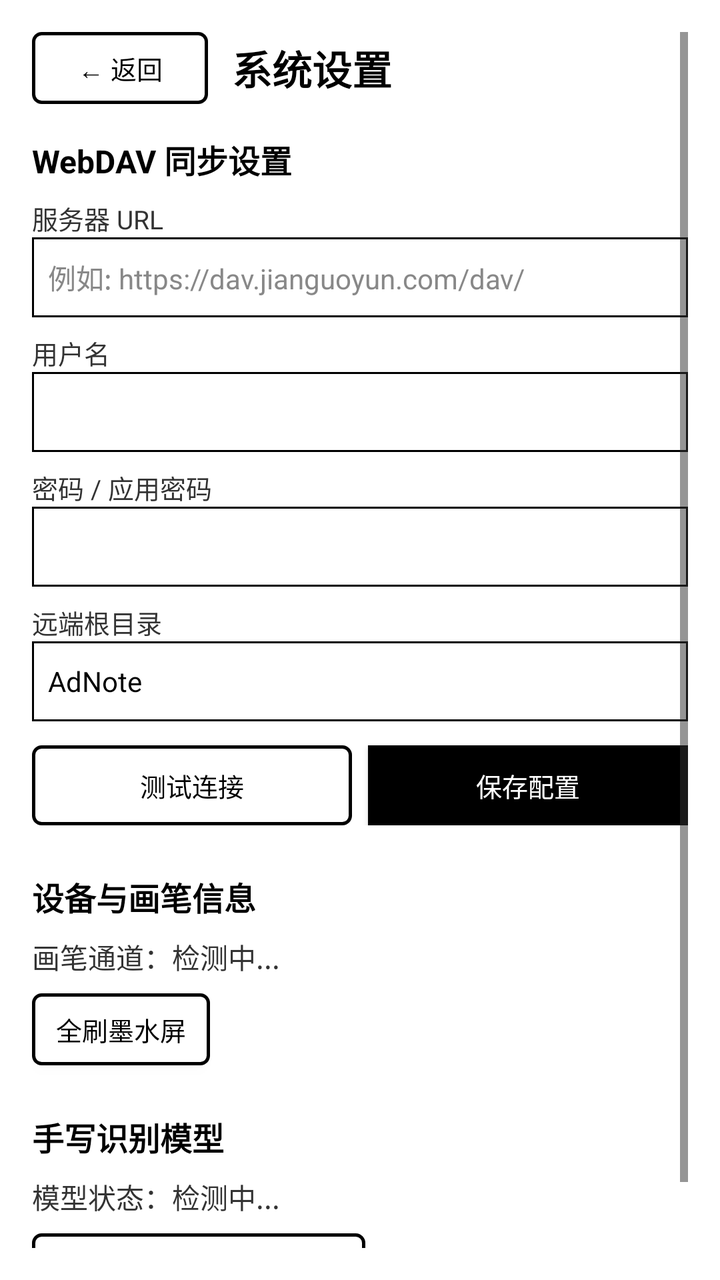
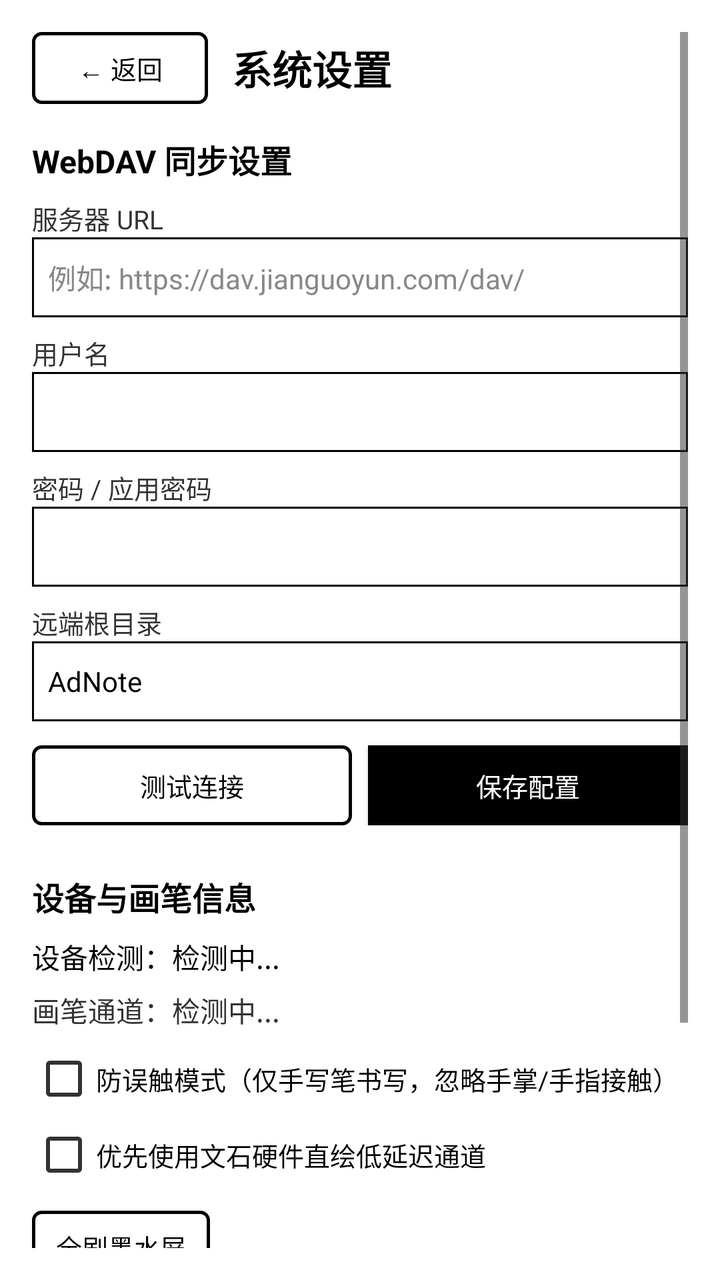

Before-and-after screenshots of an Android layout around one commit, followed by the original layout XML and the change that was made.
<!-- AndroidManifest.xml: application theme Theme.AdNote -->
<!-- res/layout/activity_settings.xml -->
<?xml version="1.0" encoding="utf-8"?>
<ScrollView xmlns:android="http://schemas.android.com/apk/res/android"
    android:layout_width="match_parent"
    android:layout_height="match_parent"
    android:background="@color/white"
    android:padding="16dp">

    <LinearLayout
        android:layout_width="match_parent"
        android:layout_height="wrap_content"
        android:orientation="vertical">

        
        <LinearLayout
            android:layout_width="match_parent"
            android:layout_height="wrap_content"
            android:orientation="horizontal"
            android:gravity="center_vertical"
            android:layout_marginBottom="16dp">

            <Button
                android:id="@+id/btnBack"
                android:layout_width="wrap_content"
                android:layout_height="36dp"
                android:text="← 返回"
                android:textSize="13sp"
                android:textColor="@color/black"
                android:background="@drawable/bg_border_button"
                android:paddingHorizontal="10dp"
                android:layout_marginEnd="12dp" />

            <TextView
                android:layout_width="wrap_content"
                android:layout_height="wrap_content"
                android:text="@string/settings_title"
                android:textSize="20sp"
                android:textStyle="bold"
                android:textColor="@color/black" />
        </LinearLayout>

        
        <TextView
            android:layout_width="wrap_content"
            android:layout_height="wrap_content"
            android:text="@string/settings_webdav_header"
            android:textSize="16sp"
            android:textStyle="bold"
            android:textColor="@color/black"
            android:layout_marginBottom="8dp" />

        <TextView
            android:layout_width="wrap_content"
            android:layout_height="wrap_content"
            android:text="@string/settings_server_url"
            android:textSize="13sp"
            android:textColor="@color/gray_dark" />

        <EditText
            android:id="@+id/etServerUrl"
            android:layout_width="match_parent"
            android:layout_height="40dp"
            android:background="@drawable/bg_edit_text"
            android:hint="@string/settings_server_url_hint"
            android:textSize="14sp"
            android:textColor="@color/black"
            android:textColorHint="@color/gray_mid"
            android:layout_marginBottom="8dp" />

        <TextView
            android:layout_width="wrap_content"
            android:layout_height="wrap_content"
            android:text="@string/settings_username"
            android:textSize="13sp"
            android:textColor="@color/gray_dark" />

        <EditText
            android:id="@+id/etUsername"
            android:layout_width="match_parent"
            android:layout_height="40dp"
            android:background="@drawable/bg_edit_text"
            android:textSize="14sp"
            android:textColor="@color/black"
            android:layout_marginBottom="8dp" />

        <TextView
            android:layout_width="wrap_content"
            android:layout_height="wrap_content"
            android:text="@string/settings_password"
            android:textSize="13sp"
            android:textColor="@color/gray_dark" />

        <EditText
            android:id="@+id/etPassword"
            android:layout_width="match_parent"
            android:layout_height="40dp"
            android:background="@drawable/bg_edit_text"
            android:inputType="textPassword"
            android:textSize="14sp"
            android:textColor="@color/black"
            android:layout_marginBottom="8dp" />

        <TextView
            android:layout_width="wrap_content"
            android:layout_height="wrap_content"
            android:text="@string/settings_remote_dir"
            android:textSize="13sp"
            android:textColor="@color/gray_dark" />

        <EditText
            android:id="@+id/etRemoteDir"
            android:layout_width="match_parent"
            android:layout_height="40dp"
            android:background="@drawable/bg_edit_text"
            android:text="AdNote"
            android:textSize="14sp"
            android:textColor="@color/black"
            android:layout_marginBottom="12dp" />

        <LinearLayout
            android:layout_width="match_parent"
            android:layout_height="wrap_content"
            android:orientation="horizontal"
            android:layout_marginBottom="24dp">

            <Button
                android:id="@+id/btnTestConnection"
                android:layout_width="0dp"
                android:layout_height="40dp"
                android:layout_weight="1"
                android:text="@string/settings_test_connection"
                android:textSize="13sp"
                android:textColor="@color/black"
                android:background="@drawable/bg_border_button"
                android:layout_marginEnd="8dp" />

            <Button
                android:id="@+id/btnSaveSettings"
                android:layout_width="0dp"
                android:layout_height="40dp"
                android:layout_weight="1"
                android:text="@string/settings_save"
                android:textSize="13sp"
                android:textColor="@color/white"
                android:background="@color/black" />
        </LinearLayout>

        
        <TextView
            android:layout_width="wrap_content"
            android:layout_height="wrap_content"
            android:text="@string/settings_device_header"
            android:textSize="16sp"
            android:textStyle="bold"
            android:textColor="@color/black"
            android:layout_marginBottom="8dp" />

        <TextView
            android:id="@+id/tvPenStatus"
            android:layout_width="match_parent"
            android:layout_height="wrap_content"
            android:text="画笔通道：检测中..."
            android:textSize="14sp"
            android:textColor="@color/gray_dark"
            android:layout_marginBottom="8dp" />

        <Button
            android:id="@+id/btnFullRefreshTest"
            android:layout_width="wrap_content"
            android:layout_height="36dp"
            android:text="@string/settings_full_refresh_test"
            android:textSize="13sp"
            android:textColor="@color/black"
            android:background="@drawable/bg_border_button"
            android:paddingHorizontal="12dp"
            android:layout_marginBottom="24dp" />

        
        <TextView
            android:layout_width="wrap_content"
            android:layout_height="wrap_content"
            android:text="@string/settings_model_header"
            android:textSize="16sp"
            android:textStyle="bold"
            android:textColor="@color/black"
            android:layout_marginBottom="8dp" />

        <TextView
            android:id="@+id/tvModelStatus"
            android:layout_width="match_parent"
            android:layout_height="wrap_content"
            android:text="模型状态：检测中..."
            android:textSize="14sp"
            android:textColor="@color/gray_dark"
            android:layout_marginBottom="8dp" />

        <Button
            android:id="@+id/btnDownloadModel"
            android:layout_width="wrap_content"
            android:layout_height="36dp"
            android:text="@string/settings_download_model"
            android:textSize="13sp"
            android:textColor="@color/black"
            android:background="@drawable/bg_border_button"
            android:paddingHorizontal="12dp"
            android:layout_marginBottom="24dp" />
    </LinearLayout>
</ScrollView>
<!-- resources referenced by this layout -->
<resources>
  <color name="black">#000000</color>
  <color name="gray_dark">#333333</color>
  <color name="gray_mid">#888888</color>
  <color name="white">#FFFFFF</color>
  <!-- drawable bg_border_button (drawable) -->
  <?xml version="1.0" encoding="utf-8"?>
  <shape xmlns:android="http://schemas.android.com/apk/res/android"
      android:shape="rectangle">
      <solid android:color="@color/white" />
      <stroke android:width="1.5dp" android:color="@color/black" />
      <corners android:radius="4dp" />
  </shape>
  <!-- drawable bg_edit_text (drawable) -->
  <?xml version="1.0" encoding="utf-8"?>
  <shape xmlns:android="http://schemas.android.com/apk/res/android"
      android:shape="rectangle">
      <solid android:color="@color/white" />
      <stroke android:width="1dp" android:color="@color/black" />
      <padding android:left="8dp" android:top="8dp" android:right="8dp" android:bottom="8dp" />
  </shape>
  <string name="settings_device_header">设备与画笔信息</string>
  <string name="settings_download_model">下载手写模型 (中文简体)</string>
  <string name="settings_full_refresh_test">全刷墨水屏</string>
  <string name="settings_model_header">手写识别模型</string>
  <string name="settings_password">密码 / 应用密码</string>
  <string name="settings_remote_dir">远端根目录</string>
  <string name="settings_save">保存配置</string>
  <string name="settings_server_url">服务器 URL</string>
  <string name="settings_server_url_hint">例如: https://dav.jianguoyun.com/dav/</string>
  <string name="settings_test_connection">测试连接</string>
  <string name="settings_title">系统设置</string>
  <string name="settings_username">用户名</string>
  <string name="settings_webdav_header">WebDAV 同步设置</string>
  <style name="Theme.AdNote" parent="Theme.AppCompat.Light.NoActionBar">
          <item name="android:windowBackground">@color/white</item>
          <item name="android:colorBackground">@color/white</item>
          <item name="android:textColorPrimary">@color/black</item>
          <item name="android:textColorSecondary">@color/gray_dark</item>
          <item name="colorPrimary">@color/black</item>
          <item name="colorPrimaryDark">@color/black</item>
          <item name="colorAccent">@color/black</item>
  
          
          <item name="android:windowAnimationStyle">@style/NoAnimation</item>
      </style>
  <style name="NoAnimation">
          <item name="android:activityOpenEnterAnimation">@null</item>
          <item name="android:activityOpenExitAnimation">@null</item>
          <item name="android:activityCloseEnterAnimation">@null</item>
          <item name="android:activityCloseExitAnimation">@null</item>
          <item name="android:taskOpenEnterAnimation">@null</item>
          <item name="android:taskOpenExitAnimation">@null</item>
          <item name="android:taskCloseEnterAnimation">@null</item>
          <item name="android:taskCloseExitAnimation">@null</item>
      </style>
</resources>

<!-- the commit's change to res/layout/activity_settings.xml (unified diff, before → after) -->
@@ -155,6 +155,15 @@
             android:layout_marginBottom="8dp" />
 
         <TextView
+            android:id="@+id/tvDeviceInfo"
+            android:layout_width="match_parent"
+            android:layout_height="wrap_content"
+            android:text="设备检测：检测中..."
+            android:textSize="14sp"
+            android:textColor="@color/black"
+            android:layout_marginBottom="6dp" />
+
+        <TextView
             android:id="@+id/tvPenStatus"
             android:layout_width="match_parent"
             android:layout_height="wrap_content"
@@ -162,6 +171,24 @@
             android:textSize="14sp"
             android:textColor="@color/gray_dark"
             android:layout_marginBottom="8dp" />
+
+        <CheckBox
+            android:id="@+id/cbStylusOnly"
+            android:layout_width="match_parent"
+            android:layout_height="wrap_content"
+            android:text="防误触模式（仅手写笔书写，忽略手掌/手指接触）"
+            android:textSize="13sp"
+            android:textColor="@color/black"
+            android:layout_marginBottom="6dp" />
+
+        <CheckBox
+            android:id="@+id/cbPreferOnyx"
+            android:layout_width="match_parent"
+            android:layout_height="wrap_content"
+            android:text="优先使用文石硬件直绘低延迟通道"
+            android:textSize="13sp"
+            android:textColor="@color/black"
+            android:layout_marginBottom="12dp" />
 
         <Button
             android:id="@+id/btnFullRefreshTest"
